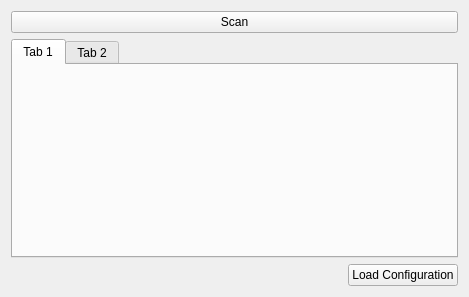
The window that BaxterGBI_gui/src/configpanel.ui (EmaroLab/gesture_based_interface) describes before a commit, drawn with Qt 5.
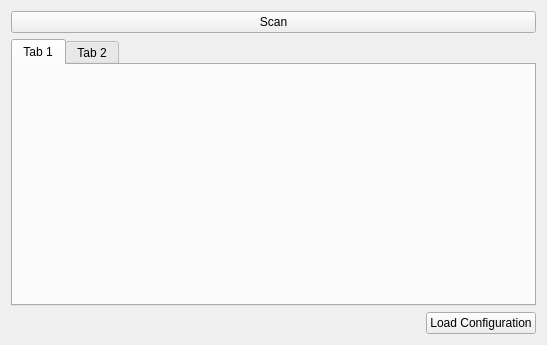
The same window after the commit.

```diff
--- a/BaxterGBI_gui/src/configpanel.ui
+++ b/BaxterGBI_gui/src/configpanel.ui
@@ -6,8 +6,8 @@
    <rect>
     <x>0</x>
     <y>0</y>
-    <width>469</width>
-    <height>297</height>
+    <width>547</width>
+    <height>345</height>
    </rect>
   </property>
   <property name="windowTitle">
```
